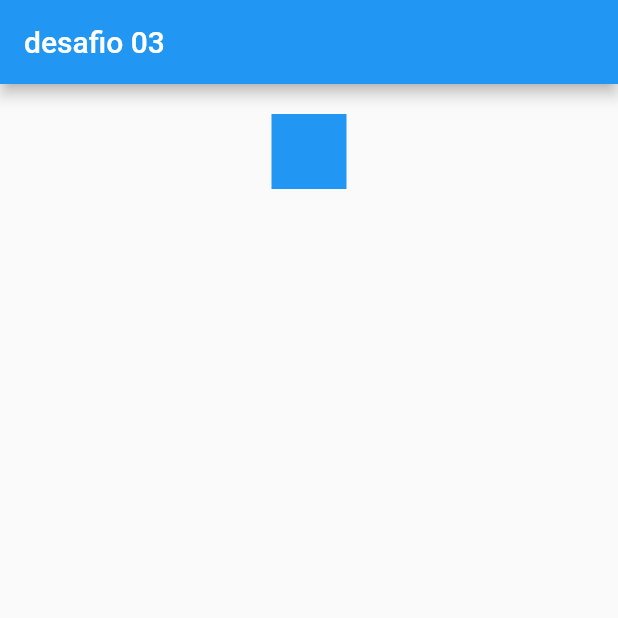
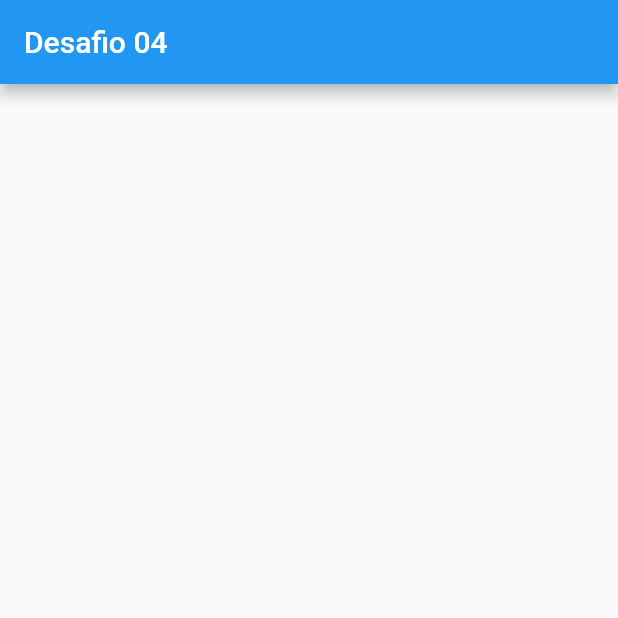
Before and after one commit to tecrodrigocastro/desafios_masterclass_flutterando, a Flutter app: the screen it shows after launch, on a phone screen of 412 x 824 dp, the top half of it. Run offline on Flutter 3.47's test engine with Material 2 defaults, Android fonts, the phone set to English and light mode, and no system bars.

```diff
--- /dev/null
+++ b/lib/desafio04/desafio04.dart
@@ -0,0 +1,19 @@
+import 'package:flutter/material.dart';
+import 'package:flutter/src/foundation/key.dart';
+import 'package:flutter/src/widgets/framework.dart';
+
+class Desafio04 extends StatefulWidget {
+  const Desafio04({Key? key}) : super(key: key);
+
+  @override
+  State<Desafio04> createState() => _Desafio04State();
+}
+
+class _Desafio04State extends State<Desafio04> {
+  @override
+  Widget build(BuildContext context) {
+    return Scaffold(
+      appBar: AppBar(title: const Text('Desafio 04')),
+    );
+  }
+}
--- a/lib/main.dart
+++ b/lib/main.dart
@@ -1,5 +1,6 @@
 import 'package:desafios_masterclass/desafio01/desafio01.dart';
 import 'package:desafios_masterclass/desafio03/desafio03.dart';
+import 'package:desafios_masterclass/desafio04/desafio04.dart';
 import 'package:flutter/material.dart';
 
 void main() {
@@ -16,7 +17,7 @@ class MyApp extends StatelessWidget {
       theme: ThemeData(
         primarySwatch: Colors.blue,
       ),
-      home: const Desafio03(),
+      home: const Desafio04(),
     );
   }
 }
```
Also changed, not shown: lib/desafio03/desafio03_animacaoimplicita.dart (renamed from lib/desafio03/desafio03.dart).
